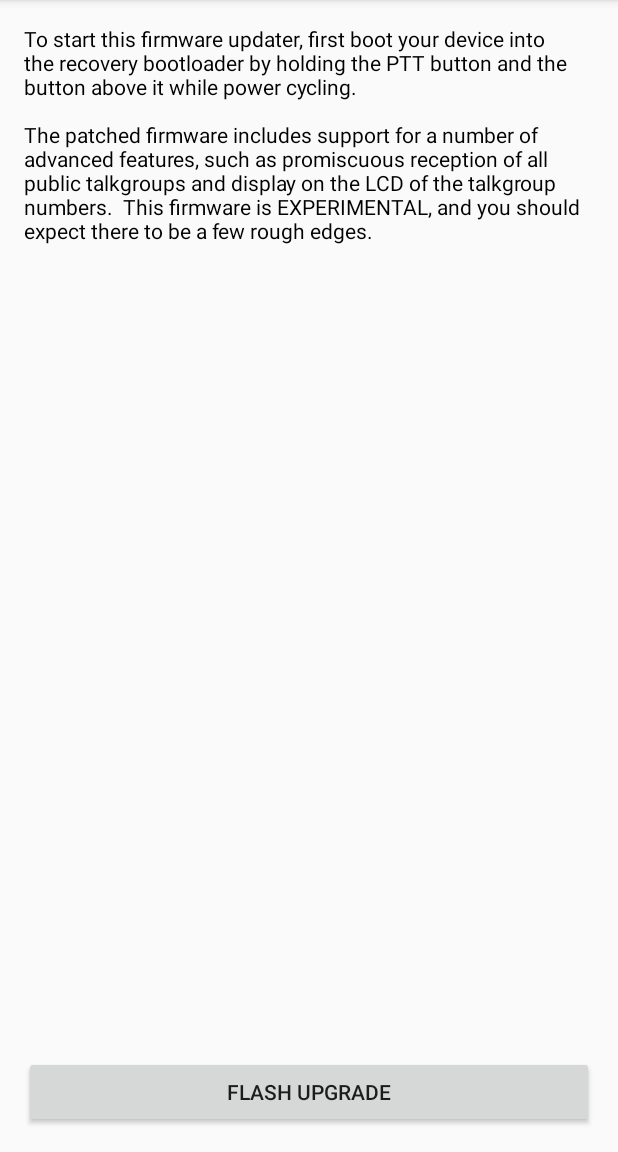
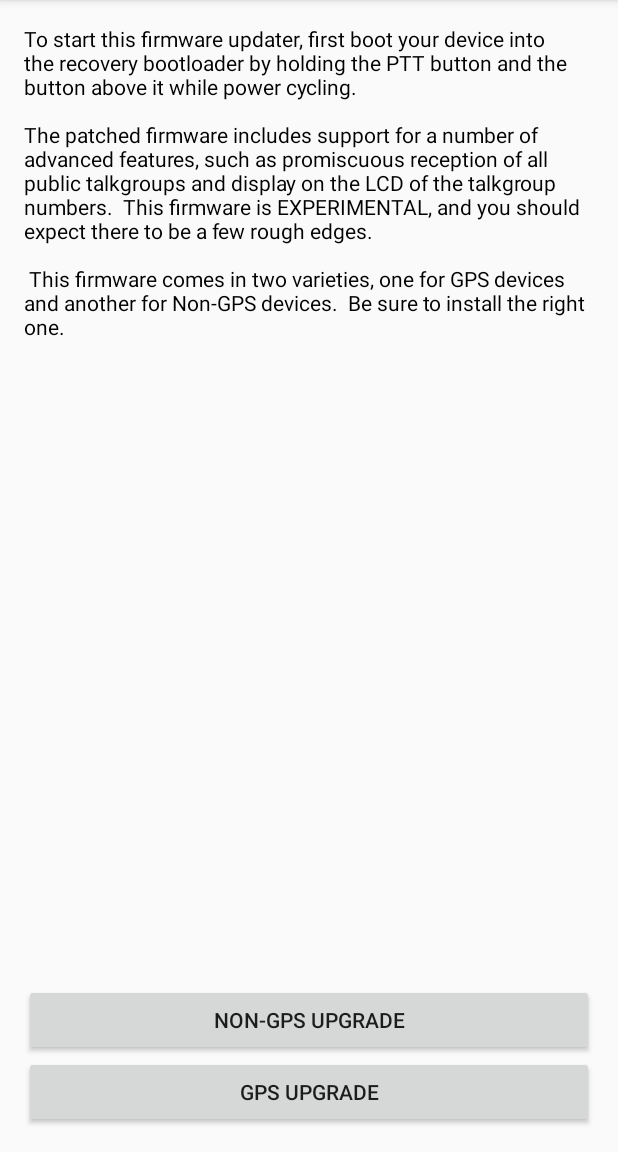
Before and after one commit to travisgoodspeed/MD380Tool, an Android app: the fragment UpgradeFragment placed in its activity, on a phone screen of 412 x 824 dp, the part 84-1236 px from its top. Run offline under Robolectric (Android 15) with nearby library versions, the phone set to English and light mode, and no system bars.

Commit message:
Non-GPS updater works again. #7

```diff
--- a/app/src/main/java/com/travisgoodspeed/md380tool/MD380DFU.java
+++ b/app/src/main/java/com/travisgoodspeed/md380tool/MD380DFU.java
@@ -405,8 +405,8 @@ public class MD380DFU {
     private int upgradeAddress=0;
     public void upgradeApplicationInit(byte[] upgrade) throws MD380Exception{
         //Check the filesize.
-        if(upgrade.length!=994816){
-            Log.e("upgradeApplication","Update is "+upgrade.length+" bytes, not 994816.  Aborting.");
+        if(upgrade.length<990000 || upgrade.length>1024*1024){
+            Log.e("upgradeApplication","Update is "+upgrade.length+" bytes, not remotely the 994816 we expect.  Aborting.");
             return;
         }
 
--- a/app/src/main/java/layout/UpgradeFragment.java
+++ b/app/src/main/java/layout/UpgradeFragment.java
@@ -52,8 +52,10 @@ public class UpgradeFragment extends Fragment {
 
             //Grab the firmware as a raw resource.
             InputStream ins = getResources().openRawResource(R.raw.firmware);
-            byte firmware[]=new byte[994816];
+            byte firmware[]=new byte[995840];
             try {
+                Log.d("upgrade",
+                        String.format("Flashing Non-GPS firmware."));
                 ins.read(firmware);
                 MainActivity.tool.upgradeApplicationInit(firmware);
             }catch(IOException e){
--- a/app/src/main/res/layout/fragment_upgrade.xml
+++ b/app/src/main/res/layout/fragment_upgrade.xml
@@ -26,7 +26,8 @@
                 android:text="To start this firmware updater, first boot your device into the recovery bootloader by holding
 the PTT button and the button above it while power cycling.\n\nThe patched firmware includes support for
 a number of advanced features, such as promiscuous reception of all public talkgroups and display on the LCD
-of the talkgroup numbers.  This firmware is EXPERIMENTAL, and you should expect there to be a few rough edges.
+of the talkgroup numbers.  This firmware is EXPERIMENTAL, and you should expect there to be a few rough edges.\n\n
+This firmware comes in two varieties, one for GPS devices and another for Non-GPS devices.  Be sure to install the right one.
 "/>
         </ScrollView>
 
@@ -42,8 +43,14 @@ of the talkgroup numbers.  This firmware is EXPERIMENTAL, and you should expect
         <Button
             android:layout_width="match_parent"
             android:layout_height="wrap_content"
-            android:text="FLASH UPGRADE"
+            android:text="Non-GPS UPGRADE"
             android:id="@+id/but_upgrade"
+            android:layout_gravity="center_horizontal|bottom" />
+        <Button
+            android:layout_width="match_parent"
+            android:layout_height="wrap_content"
+            android:text="GPS UPGRADE"
+            android:id="@+id/but_upgradegps"
             android:layout_gravity="center_horizontal|bottom" />
     </LinearLayout>
 </FrameLayout>
```
Also changed, not shown: 1 other file.
